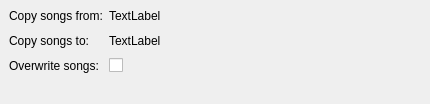
Old version of the form devices/actiondialog.ui in the repository polpo/cantata-mac.
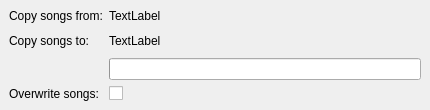
New version of the form. Custom widgets are drawn as their Qt base class.

Commit message: Show capacity on action dialog

```diff
--- a/devices/actiondialog.ui
+++ b/devices/actiondialog.ui
@@ -7,7 +7,7 @@
     <x>0</x>
     <y>0</y>
     <width>430</width>
-    <height>104</height>
+    <height>105</height>
    </rect>
   </property>
   <property name="windowTitle">
@@ -24,6 +24,9 @@
      </property>
      <widget class="QWidget" name="page">
       <layout class="QFormLayout" name="formLayout">
+       <property name="fieldGrowthPolicy">
+        <enum>QFormLayout::ExpandingFieldsGrow</enum>
+       </property>
        <item row="0" column="0">
         <widget class="QLabel" name="label">
          <property name="text">
@@ -76,20 +79,30 @@
          </item>
         </layout>
        </item>
-       <item row="2" column="0">
+       <item row="3" column="0">
         <widget class="QLabel" name="label_2">
          <property name="text">
           <string>Overwrite songs:</string>
          </property>
         </widget>
        </item>
-       <item row="2" column="1">
+       <item row="3" column="1">
         <widget class="QCheckBox" name="overwrite">
          <property name="text">
           <string/>
          </property>
         </widget>
        </item>
+       <item row="2" column="1">
+        <widget class="CapacityBar" name="capacity">
+         <property name="sizePolicy">
+          <sizepolicy hsizetype="MinimumExpanding" vsizetype="Fixed">
+           <horstretch>0</horstretch>
+           <verstretch>0</verstretch>
+          </sizepolicy>
+         </property>
+        </widget>
+       </item>
       </layout>
      </widget>
      <widget class="QWidget" name="page_3">
@@ -207,6 +220,13 @@
    </item>
   </layout>
  </widget>
+ <customwidgets>
+  <customwidget>
+   <class>CapacityBar</class>
+   <extends>QProgressBar</extends>
+   <header>capacitybar.h</header>
+  </customwidget>
+ </customwidgets>
  <resources/>
  <connections/>
 </ui>
```
The commit also changes 2 other files.
